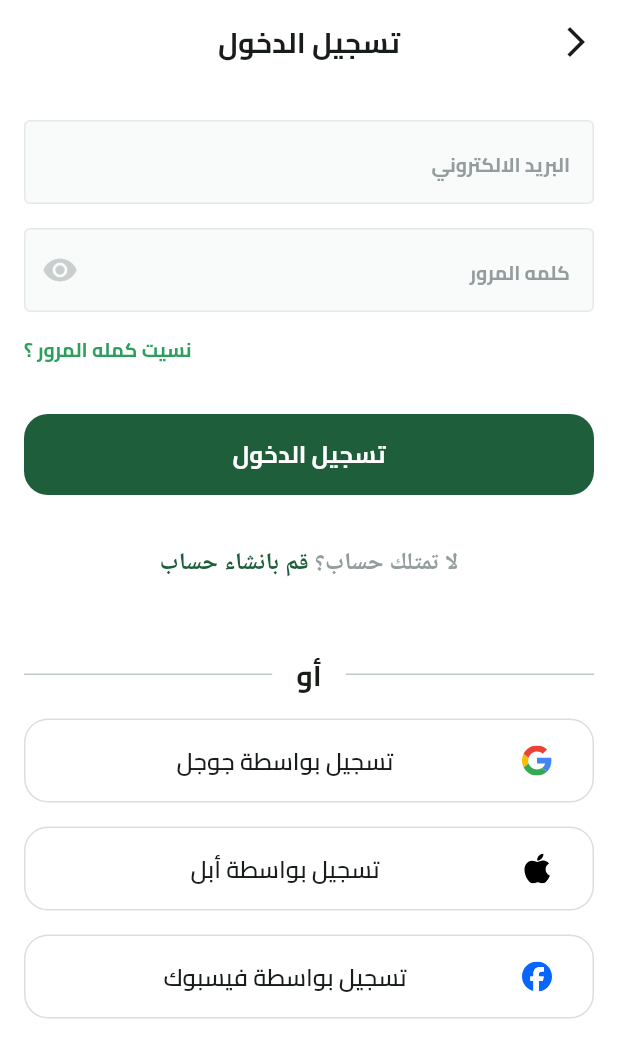
After one commit to mohammedashraf16/Fruits_E_Comerce_App, a Flutter app: the screen it shows after launch, on a phone screen of 412 x 824 dp. The commit adds this screen. Shown: the top 1058 px of the screen. Run offline on Flutter 3.47's test engine with Material 3 defaults, Android fonts, the phone set to English and light mode, and no system bars; our stand-ins replace dots_indicator, flutter_svg, shared_preferences.

Commit message:
login view ui finished.

```diff
--- a/lib/core/utils/app_colors.dart
+++ b/lib/core/utils/app_colors.dart
@@ -2,5 +2,6 @@ import 'dart:ui';
 
 abstract class AppColors{
   static const Color primaryColor = Color(0xFF1F5E3B);
+  static const Color lightPrimaryColor = Color(0xFF2D9F5D);
   static const Color secondaryColor = Color(0xFFF4A91F);
 }
--- a/lib/core/utils/app_images.dart
+++ b/lib/core/utils/app_images.dart
@@ -32,4 +32,7 @@ class Assets {
   /// Assets for assetsImagesSplashBottom
   /// assets/images/splash_bottom.svg
   static const String assetsImagesSplashBottom = "assets/images/splash_bottom.svg";
+  static const String imagesAppleIcon = 'assets/images/apple_icon.svg';
+  static const String imagesFacebookIcon = 'assets/images/facebook_icon.svg';
+  static const String imagesGoogleIcon = 'assets/images/google_icon.svg';
 }
--- /dev/null
+++ b/lib/core/widgets/custom_app_bar_widget.dart
@@ -0,0 +1,21 @@
+import 'package:flutter/material.dart';
+import 'package:fruits_app/core/utils/app_text_styles.dart';
+
+AppBar buildAppBar({context,required String title}) {
+  return AppBar(
+    backgroundColor: Colors.white,
+    leading: GestureDetector(
+      onTap: (){
+        Navigator.pop(context);
+      },
+      child: const Icon(
+        Icons.arrow_back_ios_new,
+      ),
+    ),
+    centerTitle: true,
+    title:  Text(
+      title,
+      style: TextStyles.bold19,
+    ),
+  );
+}
--- a/lib/core/widgets/custom_button.dart
+++ b/lib/core/widgets/custom_button.dart
@@ -1,5 +1,6 @@
 import 'package:flutter/material.dart';
 import 'package:fruits_app/core/utils/app_colors.dart';
+import 'package:fruits_app/core/utils/app_text_styles.dart';
 
 class CustomButton extends StatelessWidget {
   const CustomButton({super.key, required this.onPressed, required this.text});
@@ -18,10 +19,14 @@ class CustomButton extends StatelessWidget {
             borderRadius: BorderRadius.circular(16),
           ),
           backgroundColor: AppColors.primaryColor,
-
         ),
         onPressed: onPressed,
-        child: Text(text,style: const TextStyle(color: Colors.white),),
+        child: Text(
+          text,
+          style: TextStyles.bold16.copyWith(
+            color: Colors.white,
+          ),
+        ),
       ),
     );
   }
--- /dev/null
+++ b/lib/core/widgets/custom_text_form_field.dart
@@ -0,0 +1,37 @@
+import 'package:flutter/material.dart';
+import 'package:fruits_app/core/utils/app_text_styles.dart';
+
+class CustomTextFormField extends StatelessWidget {
+  const CustomTextFormField({super.key, required this.hintText, required this.textInputType, this.suffixIcon});
+final String hintText;
+final TextInputType textInputType;
+final Widget? suffixIcon;
+  @override
+  Widget build(BuildContext context) {
+    return TextFormField(
+      keyboardType: textInputType,
+      decoration: InputDecoration(
+        suffixIcon: suffixIcon,
+        hintText: hintText,
+        hintStyle: TextStyles.bold13.copyWith(
+          color: const Color(0xff949D9E),
+
+        ),
+        filled: true,
+        fillColor: const Color(0xfff9fafa),
+        border: buildOutlineInputBorder(),
+        enabledBorder: buildOutlineInputBorder(),
+      ),
+    );
+  }
+
+  OutlineInputBorder buildOutlineInputBorder() {
+    return OutlineInputBorder(
+        borderRadius: BorderRadius.circular(4),
+        borderSide: const BorderSide(
+          width: 1,
+          color: Color(0xffE6E9E9),
+        )
+      );
+  }
+}
--- a/lib/features/auth/presentaion/views/login_view.dart
+++ b/lib/features/auth/presentaion/views/login_view.dart
@@ -1,10 +1,17 @@
 import 'package:flutter/material.dart';
+import 'package:fruits_app/core/widgets/custom_app_bar_widget.dart';
+import 'package:fruits_app/features/auth/presentaion/views/widgets/login_view_body.dart';
 
 class LoginView extends StatelessWidget {
   const LoginView({super.key});
-static const String routeName = "login";
+
+  static const String routeName = "login";
+
   @override
   Widget build(BuildContext context) {
-    return const Scaffold();
+    return Scaffold(
+      appBar: buildAppBar(title: "تسجيل الدخول"),
+      body: const LoginViewBody(),
+    );
   }
 }
--- /dev/null
+++ b/lib/features/auth/presentaion/views/widgets/dont_have_an_account_widget.dart
@@ -0,0 +1,28 @@
+import 'package:flutter/material.dart';
+import 'package:fruits_app/core/utils/app_colors.dart';
+import 'package:fruits_app/core/utils/app_text_styles.dart';
+
+class DontHaveAnAccountWidget extends StatelessWidget {
+  const DontHaveAnAccountWidget({super.key});
+
+  @override
+  Widget build(BuildContext context) {
+    return Text.rich(
+      textAlign: TextAlign.center,
+      TextSpan(
+        children: [
+          TextSpan(
+              text: "لا تمتلك حساب؟ ",
+              style: TextStyles.semiBold16.copyWith(
+                color: const Color(0xff949D9E),
+              )),
+          TextSpan(
+              text: "قم بانشاء حساب",
+              style: TextStyles.bold16.copyWith(
+                color: AppColors.primaryColor,
+              )),
+        ],
+      ),
+    );
+  }
+}
--- /dev/null
+++ b/lib/features/auth/presentaion/views/widgets/login_view_body.dart
@@ -0,0 +1,67 @@
+import 'package:flutter/material.dart';
+import 'package:fruits_app/core/utils/app_colors.dart';
+import 'package:fruits_app/core/utils/app_images.dart';
+import 'package:fruits_app/core/utils/app_text_styles.dart';
+import 'package:fruits_app/core/utils/values_manager.dart';
+import 'package:fruits_app/core/widgets/custom_button.dart';
+import 'package:fruits_app/core/widgets/custom_text_form_field.dart';
+import 'package:fruits_app/features/auth/presentaion/views/widgets/dont_have_an_account_widget.dart';
+import 'package:fruits_app/features/auth/presentaion/views/widgets/or_divider_widget.dart';
+import 'package:fruits_app/features/auth/presentaion/views/widgets/social_login_button.dart';
+
+class LoginViewBody extends StatelessWidget {
+  const LoginViewBody({super.key});
+
+  @override
+  Widget build(BuildContext context) {
+    return SingleChildScrollView(
+      child: Padding(
+        padding: const EdgeInsets.symmetric(horizontal: kHorizintalPadding),
+        child: SingleChildScrollView(
+          child: Column(
+            crossAxisAlignment: CrossAxisAlignment.stretch,
+            children: [
+              const SizedBox(height: 24),
+              const CustomTextFormField(
+                hintText: 'البريد الالكتروني',
+                textInputType: TextInputType.emailAddress,
+              ),
+              const SizedBox(height: 16),
+              const CustomTextFormField(
+                hintText: 'كلمه المرور',
+                textInputType: TextInputType.visiblePassword,
+                suffixIcon: Icon(
+                  Icons.remove_red_eye,
+                  color: Color(0xFFC9CECF),
+                ),
+              ),
+              const SizedBox(height: 16),
+              Text(
+                textAlign: TextAlign.end,
+                "نسيت كمله المرور ؟",
+                style: TextStyles.bold13.copyWith(
+                  color: AppColors.lightPrimaryColor,
+                ),
+              ),
+              const SizedBox(height: 33),
+              CustomButton(
+                onPressed: () {},
+                text: "تسجيل الدخول",
+              ),
+              const SizedBox(height: 33),
+              const DontHaveAnAccountWidget(),
+              const SizedBox(height: 49),
+              const OrDividerWidget(),
+              const SizedBox(height: 16),
+              SocialLoginButton(title: "تسجيل بواسطة جوجل", image: Assets.imagesGoogleIcon, onPressed: (){}),
+              const SizedBox(height: 16),
+              SocialLoginButton(title: "تسجيل بواسطة أبل", image: Assets.imagesAppleIcon, onPressed: (){}),
+              const SizedBox(height: 16),
+              SocialLoginButton(title: "تسجيل بواسطة فيسبوك", image: Assets.imagesFacebookIcon, onPressed: (){}),
+            ],
+          ),
+        ),
+      ),
+    );
+  }
+}
--- /dev/null
+++ b/lib/features/auth/presentaion/views/widgets/or_divider_widget.dart
@@ -0,0 +1,19 @@
+import 'package:flutter/material.dart';
+import 'package:fruits_app/core/utils/app_text_styles.dart';
+
+class OrDividerWidget extends StatelessWidget {
+  const OrDividerWidget({super.key});
+
+  @override
+  Widget build(BuildContext context) {
+    return   const Row(
+      children: [
+        Expanded(child: Divider()),
+        SizedBox(width: 16),
+        Text("أو",style: TextStyles.bold19,),
+        SizedBox(width: 16),
+        Expanded(child: Divider()),
+      ],
+    );
+  }
+}
--- /dev/null
+++ b/lib/features/auth/presentaion/views/widgets/social_login_button.dart
@@ -0,0 +1,45 @@
+import 'package:flutter/material.dart';
+import 'package:flutter_svg/flutter_svg.dart';
+import 'package:fruits_app/core/utils/app_text_styles.dart';
+
+class SocialLoginButton extends StatelessWidget {
+  const SocialLoginButton(
+      {super.key,
+      required this.title,
+      required this.image,
+      required this.onPressed});
+
+  final String title;
+  final String image;
+  final VoidCallback onPressed;
+
+  @override
+  Widget build(BuildContext context) {
+    return SizedBox(
+      width: double.infinity,
+      height: 56,
+      child: TextButton(
+        style: TextButton.styleFrom(
+            shape: RoundedRectangleBorder(
+              borderRadius: BorderRadius.circular(16),
+            ),
+            side: const BorderSide(
+              color: Color(0xffDCDEDE),
+              width: 1,
+            )),
+        child: ListTile(
+          visualDensity: const VisualDensity(
+            vertical: VisualDensity.minimumDensity
+          ),
+          leading: SvgPicture.asset(image),
+          title: Text(
+            title,
+            style: TextStyles.semiBold16,
+            textAlign: TextAlign.center,
+          ),
+        ),
+        onPressed: () {},
+      ),
+    );
+  }
+}
--- a/lib/features/splash/presentation/views/widgets/splash_view_body.dart
+++ b/lib/features/splash/presentation/views/widgets/splash_view_body.dart
@@ -1,10 +1,10 @@
 import 'package:flutter/material.dart';
 import 'package:flutter_svg/flutter_svg.dart';
 import 'package:fruits_app/core/services/shared_preferences_singleton.dart';
+import 'package:fruits_app/core/utils/app_images.dart';
 import 'package:fruits_app/core/utils/values_manager.dart';
 import 'package:fruits_app/features/auth/presentaion/views/login_view.dart';
 import 'package:fruits_app/features/on_boarding/on_boarding_view.dart';
-import 'package:fruits_app/generated/assets.dart';
 
 class SplashViewBody extends StatefulWidget {
   const SplashViewBody({super.key});
@@ -29,12 +29,12 @@ class _SplashViewBodyState extends State<SplashViewBody> {
         Row(
           mainAxisAlignment: MainAxisAlignment.end,
           children: [
-            SvgPicture.asset(Assets.imagesPlant),
+            SvgPicture.asset(Assets.assetsImagesPlant),
           ],
         ),
-        SvgPicture.asset(Assets.imagesLogo),
+        SvgPicture.asset(Assets.assetsImagesLogo),
         SvgPicture.asset(
-          Assets.imagesSplashBottom,
+          Assets.assetsImagesSplashBottom,
           fit: BoxFit.fill,
         ),
       ],
--- a/lib/main.dart
+++ b/lib/main.dart
@@ -4,9 +4,10 @@ import 'package:fruits_app/core/helper_functions/on_generate_routes.dart';
 import 'package:fruits_app/core/services/shared_preferences_singleton.dart';
 import 'package:fruits_app/features/splash/presentation/views/splash_view.dart';
 
+import 'core/utils/app_colors.dart';
 import 'generated/l10n.dart';
 
-void main() async{
+void main() async {
   WidgetsFlutterBinding.ensureInitialized();
   await Prefs.init();
   runApp(const FruitHub());
@@ -17,11 +18,15 @@ class FruitHub extends StatelessWidget {
 
   @override
   Widget build(BuildContext context) {
-    return  MaterialApp(
+    return MaterialApp(
       theme: ThemeData(
+        scaffoldBackgroundColor: Colors.white,
         fontFamily: "Cairo",
+        colorScheme: ColorScheme.fromSeed(
+          seedColor: AppColors.primaryColor,
+        ),
       ),
-      localizationsDelegates: const[
+      localizationsDelegates: const [
         S.delegate,
         GlobalMaterialLocalizations.delegate,
         GlobalWidgetsLocalizations.delegate,
```
Also changed, not shown: assets/images/apple_icon.svg (added), assets/images/facebook_icon.svg (added), assets/images/google_icon.svg (added), lib/generated/assets.dart (deleted).
